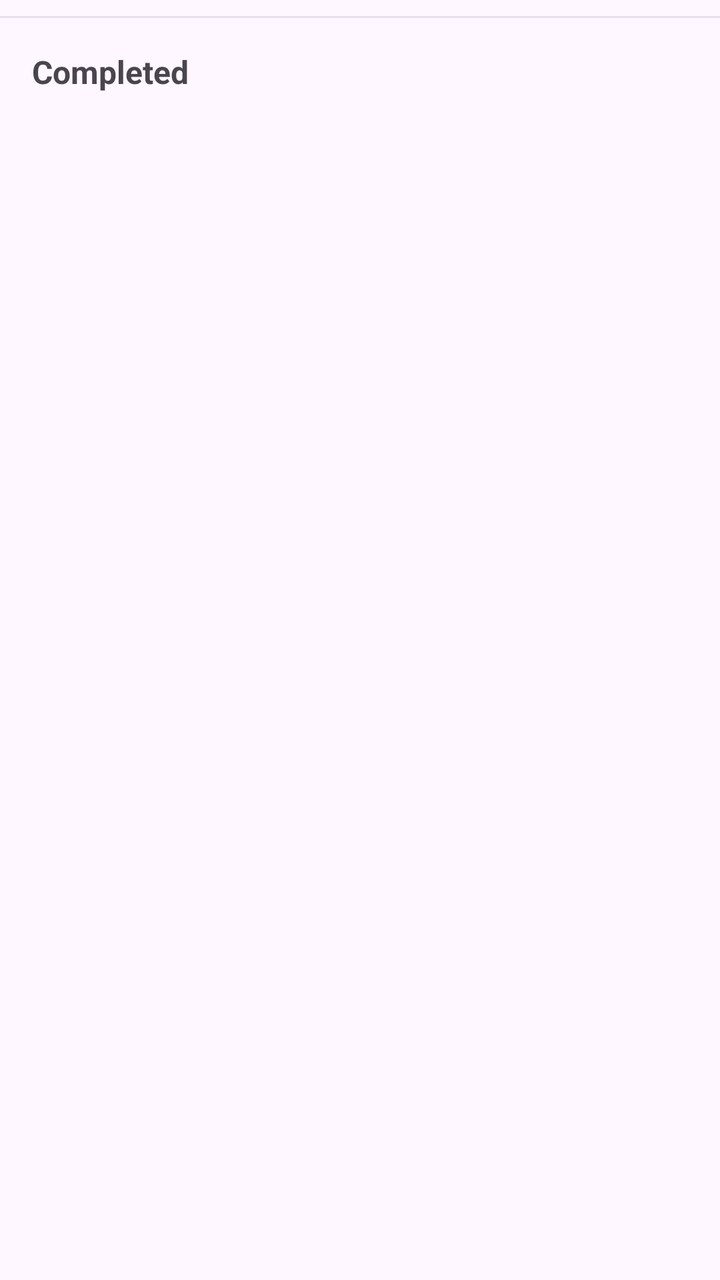
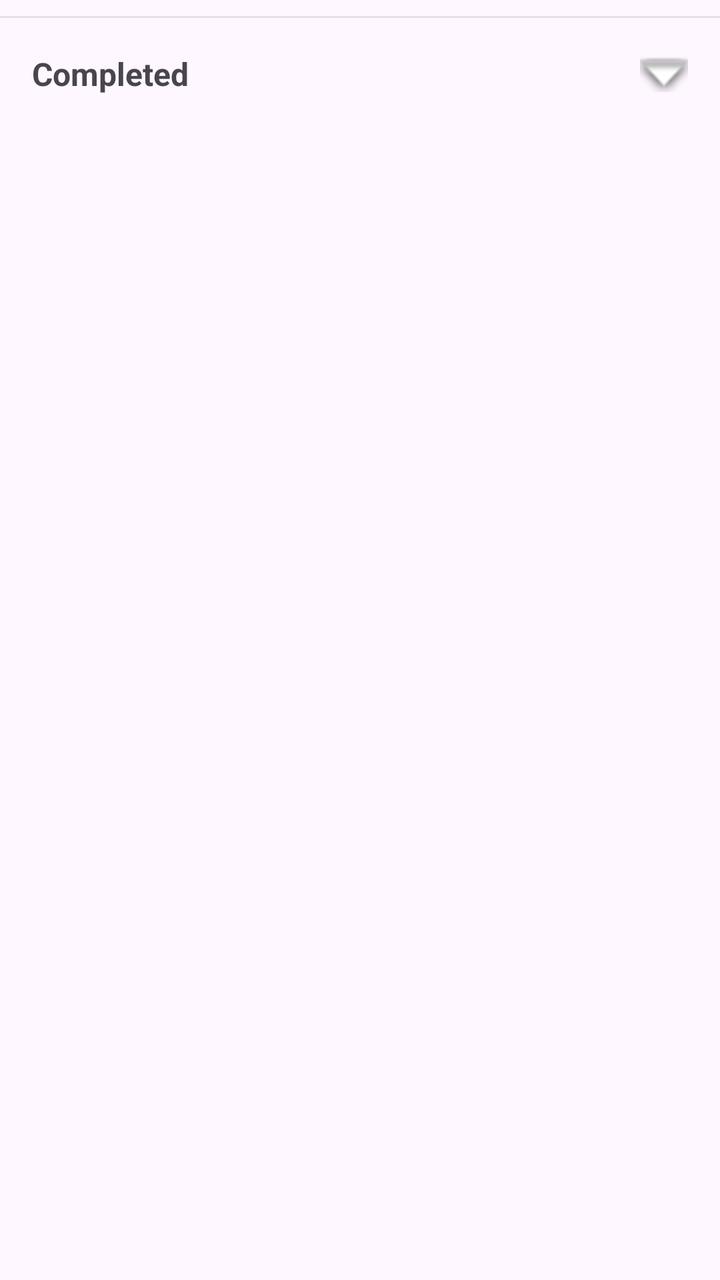

The first picture is an Android layout as it rendered before a commit; the second is the same layout after the commit. The layout source and the unified diff follow.
<!-- AndroidManifest.xml: application theme Theme.PlexAudiobooks -->
<!-- res/layout/header_completed.xml -->
<?xml version="1.0" encoding="utf-8"?>
<LinearLayout
    xmlns:android="http://schemas.android.com/apk/res/android"
    android:layout_width="match_parent"
    android:layout_height="wrap_content"
    android:orientation="vertical">

    <View
        android:layout_width="match_parent"
        android:layout_height="1dp"
        android:layout_marginTop="8dp"
        android:background="?attr/colorSurfaceVariant" />

    <TextView
        android:layout_width="match_parent"
        android:layout_height="wrap_content"
        android:paddingHorizontal="16dp"
        android:paddingTop="16dp"
        android:paddingBottom="8dp"
        android:text="@string/completed"
        android:textSize="16sp"
        android:textStyle="bold" />

</LinearLayout>
<!-- resources referenced by this layout -->
<resources>
  <string name="completed">Completed</string>
  <style name="Theme.PlexAudiobooks" parent="Theme.Material3.DayNight.NoActionBar">
          <item name="colorPrimary">@color/colorPrimary</item>
          <item name="colorOnPrimary">@color/colorOnPrimary</item>
          <item name="colorPrimaryContainer">@color/colorPrimaryContainer</item>
          <item name="colorSecondary">@color/colorSecondary</item>
          <item name="android:statusBarColor">@android:color/transparent</item>
          <item name="android:navigationBarColor">@android:color/transparent</item>
          <item name="android:windowLightStatusBar">false</item>
      </style>
  <color name="colorPrimary">#E5A00D</color>
  <color name="colorOnPrimary">#000000</color>
  <color name="colorPrimaryContainer">#FFF0C2</color>
  <color name="colorSecondary">#CC7B19</color>
</resources>

<!-- the commit's change to res/layout/header_completed.xml (unified diff, before → after) -->
@@ -11,14 +11,32 @@
         android:layout_marginTop="8dp"
         android:background="?attr/colorSurfaceVariant" />
 
-    <TextView
+    <LinearLayout
+        android:id="@+id/headerRow"
         android:layout_width="match_parent"
         android:layout_height="wrap_content"
+        android:orientation="horizontal"
+        android:gravity="center_vertical"
         android:paddingHorizontal="16dp"
         android:paddingTop="16dp"
         android:paddingBottom="8dp"
-        android:text="@string/completed"
-        android:textSize="16sp"
-        android:textStyle="bold" />
+        android:background="?attr/selectableItemBackground">
+
+        <TextView
+            android:id="@+id/tvSectionTitle"
+            android:layout_width="0dp"
+            android:layout_height="wrap_content"
+            android:layout_weight="1"
+            android:text="@string/completed"
+            android:textSize="16sp"
+            android:textStyle="bold" />
+
+        <ImageView
+            android:id="@+id/ivCollapseChevron"
+            android:layout_width="24dp"
+            android:layout_height="24dp"
+            android:contentDescription="@string/collapse_section"
+            android:src="@android:drawable/arrow_down_float" />
+    </LinearLayout>
 
 </LinearLayout>
<!-- resource entries referenced after the edit -->
@@ -1,5 +1,6 @@
 <!-- resources referenced by this layout -->
 <resources>
+  <string name="collapse_section">Collapse section</string>
   <string name="completed">Completed</string>
   <style name="Theme.PlexAudiobooks" parent="Theme.Material3.DayNight.NoActionBar">
           <item name="colorPrimary">@color/colorPrimary</item>
